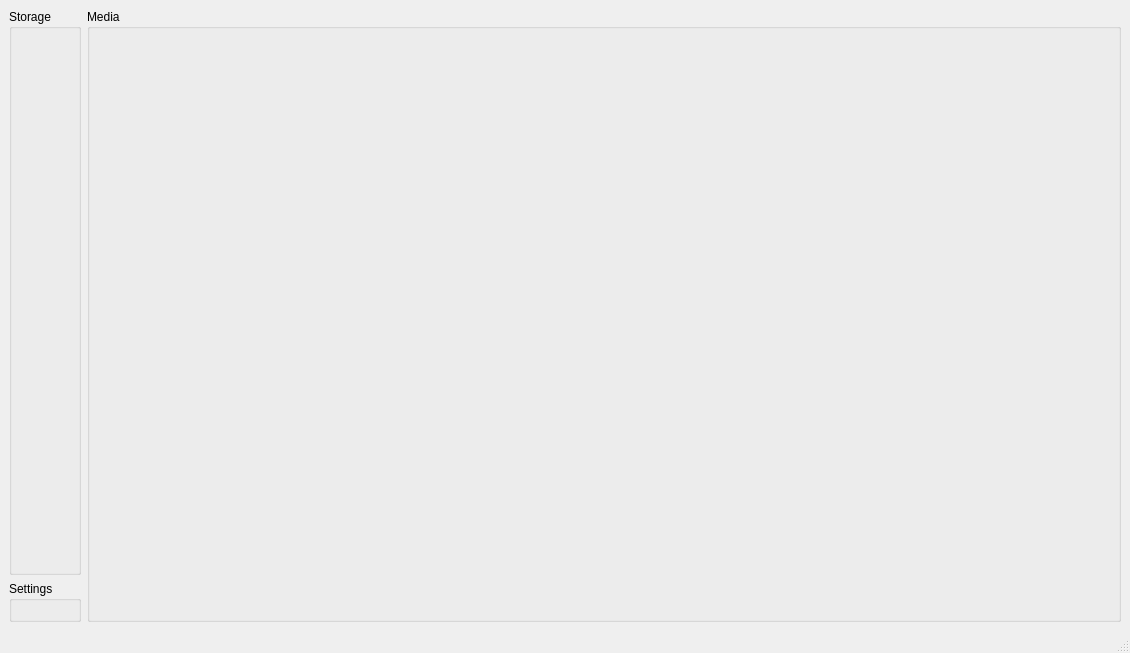
Before: the Qt Designer form live_listener/UI/heron_live_listener.ui in PA-OST-2023/heron-application, drawn with Qt 5.
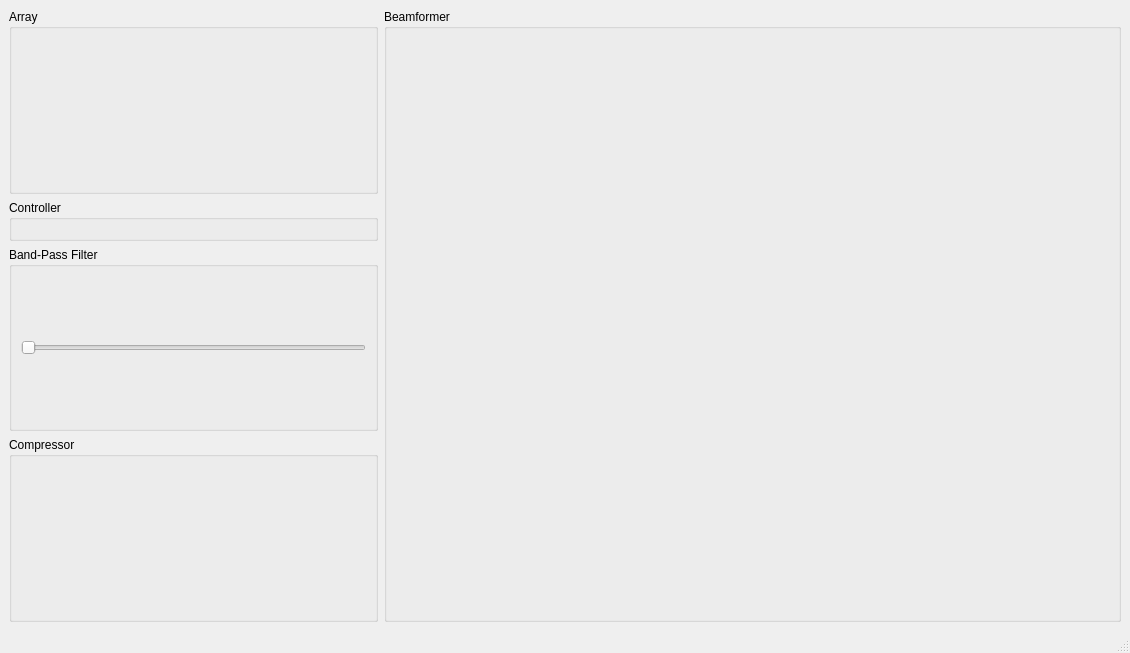
After: the same form once the commit is applied.

Commit message: Added QT Designer UI file, and finetuned filter settings

```diff
--- a/live_listener/UI/heron_live_listener.ui
+++ b/live_listener/UI/heron_live_listener.ui
@@ -17,12 +17,12 @@
    <string>MainWindow</string>
   </property>
   <widget class="QWidget" name="centralwidget">
-   <layout class="QHBoxLayout" name="horizontalLayout" stretch="1,20">
+   <layout class="QHBoxLayout" name="horizontalLayout" stretch="1,2">
     <property name="sizeConstraint">
      <enum>QLayout::SetMinimumSize</enum>
     </property>
     <item>
-     <layout class="QVBoxLayout" name="verticalLayout" stretch="0,0">
+     <layout class="QVBoxLayout" name="verticalLayout" stretch="0,0,0,0">
       <property name="spacing">
        <number>6</number>
       </property>
@@ -38,7 +38,7 @@
          </size>
         </property>
         <property name="title">
-         <string>Storage</string>
+         <string>Array</string>
         </property>
         <layout class="QVBoxLayout" name="verticalLayout_11"/>
        </widget>
@@ -52,7 +52,7 @@
          </size>
         </property>
         <property name="title">
-         <string>Settings</string>
+         <string>Controller</string>
         </property>
         <layout class="QVBoxLayout" name="verticalLayout_5">
          <property name="sizeConstraint">
@@ -61,6 +61,36 @@
         </layout>
        </widget>
       </item>
+      <item>
+       <widget class="QGroupBox" name="groupBox_filter">
+        <property name="title">
+         <string>Band-Pass Filter</string>
+        </property>
+        <layout class="QVBoxLayout" name="verticalLayout_7">
+         <item>
+          <widget class="QSlider" name="horizontalSlider">
+           <property name="autoFillBackground">
+            <bool>false</bool>
+           </property>
+           <property name="orientation">
+            <enum>Qt::Horizontal</enum>
+           </property>
+           <property name="invertedControls">
+            <bool>false</bool>
+           </property>
+          </widget>
+         </item>
+        </layout>
+       </widget>
+      </item>
+      <item>
+       <widget class="QGroupBox" name="groupBox_compressor">
+        <property name="title">
+         <string>Compressor</string>
+        </property>
+        <layout class="QVBoxLayout" name="verticalLayout_8"/>
+       </widget>
+      </item>
      </layout>
     </item>
     <item>
@@ -71,7 +101,7 @@
          <bool>true</bool>
         </property>
         <property name="title">
-         <string>Media</string>
+         <string>Beamformer</string>
         </property>
         <layout class="QVBoxLayout" name="verticalLayout_9"/>
        </widget>
```
Left out of the diff: 6 changed lines with no effect on the pictures. The commit also changes 2 other files.
